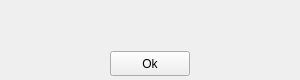
Before: the Qt Designer form share/skins/default/message.ui in itds-consulting/yate, drawn with Qt 5.
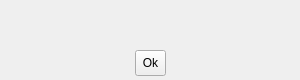
After: the same form once the commit is applied. Icons and pictures are not drawn.

Commit message: Modified the look of buttons and the size of the text displaying on the buttons. Modified layout of the confirm and message windows. Fixes layout issues in the native style on Mac OS X.

```diff
--- a/share/skins/default/message.ui
+++ b/share/skins/default/message.ui
@@ -35,6 +35,30 @@
   </property>
   <layout class="QVBoxLayout" >
    <property name="spacing" >
+    <number>0</number>
+   </property>
+   <property name="leftMargin" >
+    <number>0</number>
+   </property>
+   <property name="topMargin" >
+    <number>0</number>
+   </property>
+   <property name="rightMargin" >
+    <number>0</number>
+   </property>
+   <property name="bottomMargin" >
+    <number>0</number>
+   </property>
+   <item>
+    <widget class="QFrame" name="frame" >
+     <property name="frameShape" >
+      <enum>QFrame::NoFrame</enum>
+     </property>
+     <property name="frameShadow" >
+      <enum>QFrame::Raised</enum>
+     </property>
+     <layout class="QVBoxLayout" >
+      <property name="spacing" >
     <number>8</number>
    </property>
    <property name="leftMargin" >
@@ -70,18 +94,6 @@
      <property name="spacing" >
       <number>0</number>
      </property>
-     <property name="leftMargin" >
-      <number>0</number>
-     </property>
-     <property name="topMargin" >
-      <number>0</number>
-     </property>
-     <property name="rightMargin" >
-      <number>0</number>
-     </property>
-     <property name="bottomMargin" >
-      <number>0</number>
-     </property>
      <item>
       <spacer>
        <property name="orientation" >
@@ -96,17 +108,17 @@
       </spacer>
      </item>
      <item>
-      <widget class="QPushButton" name="button_hide" >
+         <widget class="QToolButton" name="button_hide" >
        <property name="minimumSize" >
         <size>
          <width>0</width>
-         <height>25</height>
+            <height>26</height>
         </size>
        </property>
        <property name="maximumSize" >
         <size>
          <width>16777215</width>
-         <height>25</height>
+            <height>26</height>
         </size>
        </property>
        <property name="text" >
@@ -115,6 +127,9 @@
        <property name="icon" >
         <iconset>ok.png</iconset>
        </property>
+          <property name="toolButtonStyle" >
+           <enum>Qt::ToolButtonTextBesideIcon</enum>
+          </property>
       </widget>
      </item>
      <item>
@@ -131,6 +146,9 @@
       </spacer>
      </item>
     </layout>
+      </item>
+     </layout>
+    </widget>
    </item>
   </layout>
  </widget>
```
Lines whose indentation alone changed are shown as unchanged. The commit also changes 6 other files.
